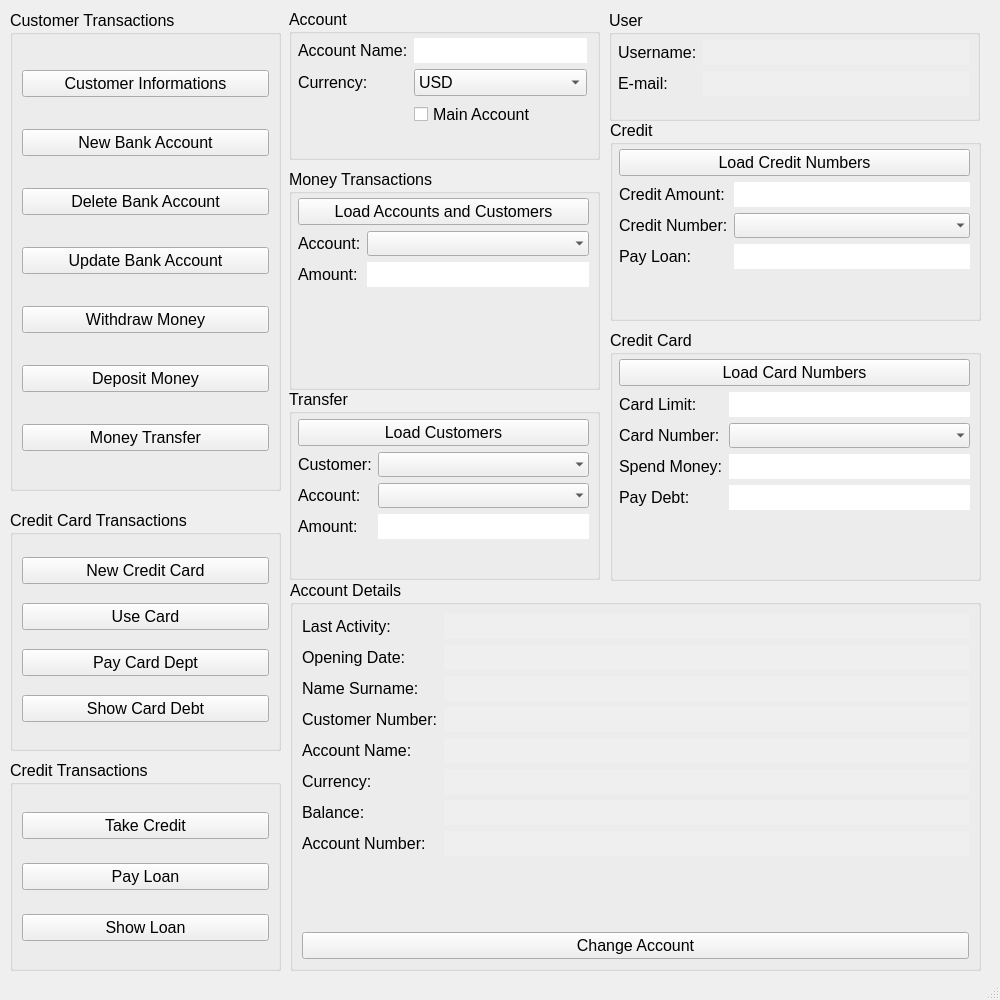
Old version of the form MainWindow.ui in the repository anlbora/bankManagementSystem.
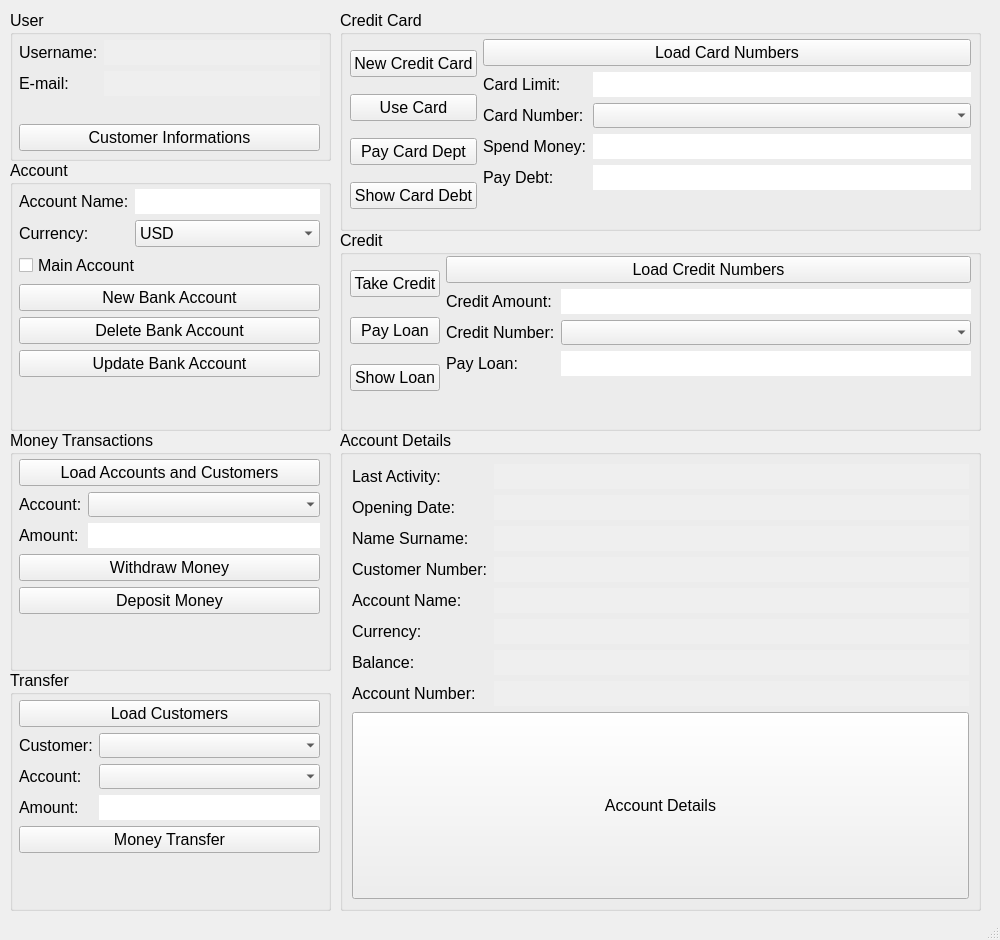
New version of the form.

```diff
--- a/MainWindow.ui
+++ b/MainWindow.ui
@@ -7,19 +7,19 @@
     <x>0</x>
     <y>0</y>
     <width>1000</width>
-    <height>1000</height>
+    <height>940</height>
    </rect>
   </property>
   <property name="minimumSize">
    <size>
     <width>1000</width>
-    <height>1000</height>
+    <height>940</height>
    </size>
   </property>
   <property name="maximumSize">
    <size>
     <width>1000</width>
-    <height>1000</height>
+    <height>940</height>
    </size>
   </property>
   <property name="font">
@@ -31,156 +31,13 @@
    <string>Bank System</string>
   </property>
   <widget class="QWidget" name="centralwidget">
-   <widget class="QGroupBox" name="groupBox">
-    <property name="geometry">
-     <rect>
-      <x>10</x>
-      <y>10</y>
-      <width>271</width>
-      <height>481</height>
-     </rect>
-    </property>
-    <property name="title">
-     <string>Customer Transactions</string>
-    </property>
-    <layout class="QVBoxLayout" name="verticalLayout_2">
-     <item>
-      <widget class="QPushButton" name="btn_customerInformations">
-       <property name="text">
-        <string>Customer Informations</string>
-       </property>
-      </widget>
-     </item>
-     <item>
-      <widget class="QPushButton" name="btn_newBankAccount">
-       <property name="text">
-        <string>New Bank Account</string>
-       </property>
-      </widget>
-     </item>
-     <item>
-      <widget class="QPushButton" name="btn_deleteBankAccount">
-       <property name="text">
-        <string>Delete Bank Account</string>
-       </property>
-      </widget>
-     </item>
-     <item>
-      <widget class="QPushButton" name="btn_updateBankAccount">
-       <property name="text">
-        <string>Update Bank Account</string>
-       </property>
-      </widget>
-     </item>
-     <item>
-      <widget class="QPushButton" name="btn_withDrawMoney">
-       <property name="text">
-        <string>Withdraw Money</string>
-       </property>
-      </widget>
-     </item>
-     <item>
-      <widget class="QPushButton" name="btn_DepositMoney">
-       <property name="text">
-        <string>Deposit Money</string>
-       </property>
-      </widget>
-     </item>
-     <item>
-      <widget class="QPushButton" name="btn_moneyTransfer">
-       <property name="text">
-        <string>Money Transfer</string>
-       </property>
-      </widget>
-     </item>
-    </layout>
-   </widget>
-   <widget class="QGroupBox" name="groupBox_2">
-    <property name="geometry">
-     <rect>
-      <x>10</x>
-      <y>510</y>
-      <width>271</width>
-      <height>241</height>
-     </rect>
-    </property>
-    <property name="title">
-     <string>Credit Card Transactions</string>
-    </property>
-    <layout class="QVBoxLayout" name="verticalLayout_3">
-     <item>
-      <widget class="QPushButton" name="btn_newCreditCard">
-       <property name="text">
-        <string>New Credit Card</string>
-       </property>
-      </widget>
-     </item>
-     <item>
-      <widget class="QPushButton" name="btn_useCard">
-       <property name="text">
-        <string>Use Card</string>
-       </property>
-      </widget>
-     </item>
-     <item>
-      <widget class="QPushButton" name="btn_payCreditCardDept">
-       <property name="text">
-        <string>Pay Card Dept</string>
-       </property>
-      </widget>
-     </item>
-     <item>
-      <widget class="QPushButton" name="btn_showCreditCardDept">
-       <property name="text">
-        <string>Show Card Debt</string>
-       </property>
-      </widget>
-     </item>
-    </layout>
-   </widget>
-   <widget class="QGroupBox" name="groupBox_3">
-    <property name="geometry">
-     <rect>
-      <x>10</x>
-      <y>760</y>
-      <width>271</width>
-      <height>211</height>
-     </rect>
-    </property>
-    <property name="title">
-     <string>Credit Transactions</string>
-    </property>
-    <layout class="QVBoxLayout" name="verticalLayout_4">
-     <item>
-      <widget class="QPushButton" name="btn_newCredit">
-       <property name="text">
-        <string>Take Credit</string>
-       </property>
-      </widget>
-     </item>
-     <item>
-      <widget class="QPushButton" name="btn_payCreditLoan">
-       <property name="text">
-        <string>Pay Loan</string>
-       </property>
-      </widget>
-     </item>
-     <item>
-      <widget class="QPushButton" name="btn_showLoan">
-       <property name="text">
-        <string>Show Loan</string>
-       </property>
-      </widget>
-     </item>
-    </layout>
-   </widget>
    <widget class="QGroupBox" name="groupBox_5">
     <property name="geometry">
      <rect>
-      <x>290</x>
-      <y>580</y>
-      <width>691</width>
-      <height>391</height>
+      <x>340</x>
+      <y>430</y>
+      <width>641</width>
+      <height>481</height>
      </rect>
     </property>
     <property name="title">
@@ -329,8 +186,14 @@
      </item>
      <item>
       <widget class="QPushButton" name="btn_changeAccount">
+       <property name="sizePolicy">
+        <sizepolicy hsizetype="Minimum" vsizetype="Expanding">
+         <horstretch>0</horstretch>
+         <verstretch>0</verstretch>
+        </sizepolicy>
+       </property>
        <property name="text">
-        <string>Change Account</string>
+        <string>Account Details</string>
        </property>
       </widget>
      </item>
@@ -339,10 +202,10 @@
    <widget class="QGroupBox" name="groupBox_6">
     <property name="geometry">
      <rect>
-      <x>289</x>
-      <y>9</y>
-      <width>311</width>
-      <height>151</height>
+      <x>10</x>
+      <y>160</y>
+      <width>321</width>
+      <height>271</height>
      </rect>
     </property>
     <property name="title">
@@ -353,8 +216,8 @@
       <rect>
        <x>9</x>
        <y>29</y>
-       <width>289</width>
-       <height>111</height>
+       <width>301</width>
+       <height>231</height>
       </rect>
      </property>
      <layout class="QFormLayout" name="formLayout_4">
@@ -403,7 +266,28 @@
         </item>
        </widget>
       </item>
-      <item row="2" column="1">
+      <item row="3" column="0" colspan="2">
+       <widget class="QPushButton" name="btn_newBankAccount">
+        <property name="text">
+         <string>New Bank Account</string>
+        </property>
+       </widget>
+      </item>
+      <item row="4" column="0" colspan="2">
+       <widget class="QPushButton" name="btn_deleteBankAccount">
+        <property name="text">
+         <string>Delete Bank Account</string>
+        </property>
+       </widget>
+      </item>
+      <item row="5" column="0" colspan="2">
+       <widget class="QPushButton" name="btn_updateBankAccount">
+        <property name="text">
+         <string>Update Bank Account</string>
+        </property>
+       </widget>
+      </item>
+      <item row="2" column="0" colspan="2">
        <widget class="QCheckBox" name="chckBox_mainAccount">
         <property name="text">
          <string>Main Account</string>
@@ -416,10 +300,10 @@
    <widget class="QGroupBox" name="groupBox_7">
     <property name="geometry">
      <rect>
-      <x>289</x>
-      <y>169</y>
-      <width>311</width>
-      <height>221</height>
+      <x>10</x>
+      <y>430</y>
+      <width>321</width>
+      <height>241</height>
      </rect>
     </property>
     <property name="title">
@@ -430,39 +314,11 @@
       <rect>
        <x>9</x>
        <y>29</y>
-       <width>291</width>
-       <height>181</height>
+       <width>301</width>
+       <height>201</height>
       </rect>
      </property>
      <layout class="QFormLayout" name="formLayout_5">
-      <item row="2" column="0">
-       <widget class="QLabel" name="label_15">
-        <property name="text">
-         <string>Amount:</string>
-        </property>
-       </widget>
-      </item>
-      <item row="2" column="1">
-       <widget class="QLineEdit" name="txt_amount_Money">
-        <property name="frame">
-         <bool>false</bool>
-        </property>
-       </widget>
-      </item>
-      <item row="1" column="0">
-       <widget class="QLabel" name="label_16">
-        <property name="text">
-         <string>Account:</string>
-        </property>
-       </widget>
-      </item>
-      <item row="1" column="1">
-       <widget class="QComboBox" name="account_choice_Money">
-        <property name="frame">
-         <bool>false</bool>
-        </property>
-       </widget>
-      </item>
       <item row="0" column="0" colspan="2">
        <widget class="QPushButton" name="btn_loadAccounts">
         <property name="text">
@@ -470,16 +326,58 @@
         </property>
        </widget>
       </item>
+      <item row="1" column="0">
+       <widget class="QLabel" name="label_16">
+        <property name="text">
+         <string>Account:</string>
+        </property>
+       </widget>
+      </item>
+      <item row="1" column="1">
+       <widget class="QComboBox" name="account_choice_Money">
+        <property name="frame">
+         <bool>false</bool>
+        </property>
+       </widget>
+      </item>
+      <item row="2" column="0">
+       <widget class="QLabel" name="label_15">
+        <property name="text">
+         <string>Amount:</string>
+        </property>
+       </widget>
+      </item>
+      <item row="2" column="1">
+       <widget class="QLineEdit" name="txt_amount_Money">
+        <property name="frame">
+         <bool>false</bool>
+        </property>
+       </widget>
+      </item>
+      <item row="3" column="0" colspan="2">
+       <widget class="QPushButton" name="btn_withDrawMoney">
+        <property name="text">
+         <string>Withdraw Money</string>
+        </property>
+       </widget>
+      </item>
+      <item row="4" column="0" colspan="2">
+       <widget class="QPushButton" name="btn_DepositMoney">
+        <property name="text">
+         <string>Deposit Money</string>
+        </property>
+       </widget>
+      </item>
      </layout>
     </widget>
    </widget>
    <widget class="QGroupBox" name="groupBox_8">
     <property name="geometry">
      <rect>
-      <x>289</x>
-      <y>389</y>
-      <width>311</width>
-      <height>191</height>
+      <x>10</x>
+      <y>670</y>
+      <width>321</width>
+      <height>241</height>
      </rect>
     </property>
     <property name="title">
@@ -490,8 +388,8 @@
       <rect>
        <x>9</x>
        <y>30</y>
-       <width>291</width>
-       <height>151</height>
+       <width>301</width>
+       <height>201</height>
       </rect>
      </property>
      <layout class="QFormLayout" name="formLayout_6">
@@ -544,30 +442,71 @@
         </property>
        </widget>
       </item>
+      <item row="4" column="0" colspan="2">
+       <widget class="QPushButton" name="btn_moneyTransfer">
+        <property name="text">
+         <string>Money Transfer</string>
+        </property>
+       </widget>
+      </item>
      </layout>
     </widget>
    </widget>
    <widget class="QGroupBox" name="groupBox_9">
     <property name="geometry">
      <rect>
-      <x>610</x>
-      <y>330</y>
-      <width>371</width>
-      <height>251</height>
+      <x>340</x>
+      <y>10</y>
+      <width>641</width>
+      <height>221</height>
      </rect>
     </property>
     <property name="title">
      <string>Credit Card</string>
     </property>
-    <widget class="QWidget" name="formLayoutWidget_4">
+    <widget class="QWidget" name="">
      <property name="geometry">
       <rect>
-       <x>9</x>
+       <x>10</x>
        <y>29</y>
-       <width>351</width>
-       <height>211</height>
+       <width>621</width>
+       <height>185</height>
       </rect>
      </property>
+     <layout class="QHBoxLayout" name="horizontalLayout">
+      <item>
+       <layout class="QVBoxLayout" name="verticalLayout_5">
+        <item>
+         <widget class="QPushButton" name="btn_newCreditCard">
+          <property name="text">
+           <string>New Credit Card</string>
+          </property>
+         </widget>
+        </item>
+        <item>
+         <widget class="QPushButton" name="btn_useCard">
+          <property name="text">
+           <string>Use Card</string>
+          </property>
+         </widget>
+        </item>
+        <item>
+         <widget class="QPushButton" name="btn_payCreditCardDept">
+          <property name="text">
+           <string>Pay Card Dept</string>
+          </property>
+         </widget>
+        </item>
+        <item>
+         <widget class="QPushButton" name="btn_showCreditCardDept">
+          <property name="text">
+           <string>Show Card Debt</string>
+          </property>
+         </widget>
+        </item>
+       </layout>
+      </item>
+      <item>
      <layout class="QFormLayout" name="formLayout_7">
       <item row="1" column="0">
        <widget class="QLabel" name="label_19">
@@ -633,29 +572,58 @@
        </widget>
       </item>
      </layout>
+      </item>
+     </layout>
     </widget>
    </widget>
    <widget class="QGroupBox" name="groupBox_10">
     <property name="geometry">
      <rect>
-      <x>610</x>
-      <y>120</y>
-      <width>371</width>
+      <x>340</x>
+      <y>230</y>
+      <width>641</width>
       <height>201</height>
      </rect>
     </property>
     <property name="title">
      <string>Credit</string>
     </property>
-    <widget class="QWidget" name="formLayoutWidget_5">
+    <widget class="QWidget" name="">
      <property name="geometry">
       <rect>
-       <x>9</x>
-       <y>29</y>
-       <width>351</width>
-       <height>161</height>
+       <x>10</x>
+       <y>26</y>
+       <width>621</width>
+       <height>151</height>
       </rect>
      </property>
+     <layout class="QHBoxLayout" name="horizontalLayout_2">
+      <item>
+       <layout class="QVBoxLayout" name="verticalLayout_3">
+        <item>
+         <widget class="QPushButton" name="btn_newCredit">
+          <property name="text">
+           <string>Take Credit</string>
+          </property>
+         </widget>
+        </item>
+        <item>
+         <widget class="QPushButton" name="btn_payCreditLoan">
+          <property name="text">
+           <string>Pay Loan</string>
+          </property>
+         </widget>
+        </item>
+        <item>
+         <widget class="QPushButton" name="btn_showLoan">
+          <property name="text">
+           <string>Show Loan</string>
+          </property>
+         </widget>
+        </item>
+       </layout>
+      </item>
+      <item>
      <layout class="QFormLayout" name="formLayout_8">
       <item row="1" column="0">
        <widget class="QLabel" name="label_22">
@@ -707,29 +675,33 @@
        </widget>
       </item>
      </layout>
+      </item>
+     </layout>
     </widget>
    </widget>
    <widget class="QGroupBox" name="groupBox_4">
     <property name="geometry">
      <rect>
-      <x>609</x>
+      <x>10</x>
       <y>10</y>
-      <width>371</width>
-      <height>111</height>
+      <width>321</width>
+      <height>151</height>
      </rect>
     </property>
     <property name="title">
      <string>User</string>
     </property>
-    <widget class="QWidget" name="formLayoutWidget_6">
+    <widget class="QWidget" name="">
      <property name="geometry">
       <rect>
        <x>9</x>
        <y>30</y>
-       <width>351</width>
-       <height>71</height>
+       <width>301</width>
+       <height>111</height>
       </rect>
      </property>
+     <layout class="QVBoxLayout" name="verticalLayout_2">
+      <item>
      <layout class="QFormLayout" name="formLayout">
       <item row="0" column="0">
        <widget class="QLabel" name="label">
@@ -762,6 +734,15 @@
         </property>
         <property name="frame">
          <bool>false</bool>
+          </property>
+         </widget>
+        </item>
+       </layout>
+      </item>
+      <item>
+       <widget class="QPushButton" name="btn_customerInformations">
+        <property name="text">
+         <string>Customer Informations</string>
         </property>
        </widget>
       </item>
```
Lines whose indentation alone changed are shown as unchanged.
